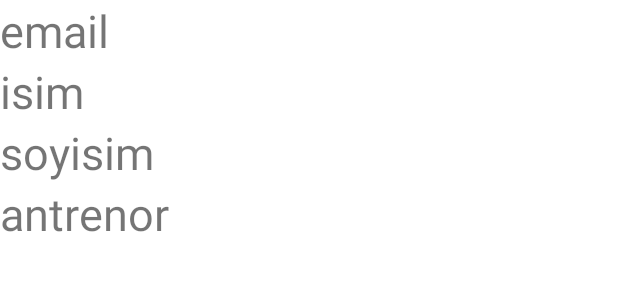
After one commit to huseyin44/BilgisayarMuhendisligiTezKotlin, an Android app: the layout antrenorlist_recycler_row.xml on its own in the app's theme, with its tools: preview values and no code run, on a phone screen of 412 x 824 dp. The commit adds this screen. Shown: the top 300 px of the screen. Run offline under Robolectric (Android 15) with nearby library versions, the phone set to English and light mode, and no system bars.

Commit message:
firebaseden antrenorlistesi verileri alındı ve recyclerviewle mvvm kullanılarak gösteriliyor

```diff
--- a/app/src/main/AndroidManifest.xml
+++ b/app/src/main/AndroidManifest.xml
@@ -16,7 +16,7 @@
         tools:targetApi="31">
 
         <activity
-            android:name=".MainActivity"
+            android:name=".view.MainActivity"
             android:exported="true">
             <intent-filter>
                 <action android:name="android.intent.action.MAIN" />
--- a/app/src/main/java/com/example/huseyinoral_bilgisayarmuhendisligitez/LoginFragment.kt
+++ b/app/src/main/java/com/example/huseyinoral_bilgisayarmuhendisligitez/view/LoginFragment.kt
@@ -1,4 +1,4 @@
-package com.example.huseyinoral_bilgisayarmuhendisligitez
+package com.example.huseyinoral_bilgisayarmuhendisligitez.view
 
 import android.os.Bundle
 import android.text.TextUtils
--- a/app/src/main/java/com/example/huseyinoral_bilgisayarmuhendisligitez/RegisterFragment.kt
+++ b/app/src/main/java/com/example/huseyinoral_bilgisayarmuhendisligitez/view/RegisterFragment.kt
@@ -1,4 +1,4 @@
-package com.example.huseyinoral_bilgisayarmuhendisligitez
+package com.example.huseyinoral_bilgisayarmuhendisligitez.view
 
 import android.os.Bundle
 import android.text.TextUtils
@@ -9,7 +9,6 @@ import android.view.LayoutInflater
 import android.view.View
 import android.view.ViewGroup
 import android.widget.Toast
-import androidx.navigation.Navigation
 import androidx.navigation.fragment.findNavController
 import com.example.huseyinoral_bilgisayarmuhendisligitez.databinding.FragmentRegisterBinding
 import com.google.firebase.auth.FirebaseAuth
@@ -136,7 +135,7 @@ class RegisterFragment : Fragment() {
             return false
         }
         if (sifre.toString().length < 6) {
-            Toast.makeText(activity, "Şifre 8 karekterden az olmamalı", Toast.LENGTH_LONG).show()
+            Toast.makeText(activity, "Şifre 6 karekterden az olmamalı", Toast.LENGTH_LONG).show()
             return false
         }
         if (isim.isNullOrBlank()) {
--- a/app/src/main/res/layout/activity_main.xml
+++ b/app/src/main/res/layout/activity_main.xml
@@ -4,7 +4,7 @@
     xmlns:tools="http://schemas.android.com/tools"
     android:layout_width="match_parent"
     android:layout_height="match_parent"
-    tools:context=".MainActivity">
+    tools:context=".view.MainActivity">
 
     <androidx.fragment.app.FragmentContainerView
         android:id="@+id/fragmentContainerView"
--- /dev/null
+++ b/app/src/main/res/layout/antrenorlist_recycler_row.xml
@@ -0,0 +1,46 @@
+<?xml version="1.0" encoding="utf-8"?>
+<androidx.constraintlayout.widget.ConstraintLayout xmlns:android="http://schemas.android.com/apk/res/android"
+    xmlns:app="http://schemas.android.com/apk/res-auto"
+    android:layout_width="match_parent"
+    android:layout_height="match_parent">
+
+    <LinearLayout
+        android:id="@+id/linearLayout"
+        android:layout_width="0dp"
+        android:layout_height="wrap_content"
+        android:orientation="vertical"
+        app:layout_constraintEnd_toEndOf="parent"
+        app:layout_constraintStart_toStartOf="parent"
+        app:layout_constraintTop_toTopOf="parent">
+
+        <TextView
+            android:id="@+id/recycler_row_email"
+            android:layout_width="match_parent"
+            android:layout_height="wrap_content"
+            android:text="email"
+            android:textSize="30sp" />
+
+        <TextView
+            android:id="@+id/recycler_row_isim"
+            android:layout_width="match_parent"
+            android:layout_height="wrap_content"
+            android:text="isim"
+            android:textSize="30sp" />
+
+        <TextView
+            android:id="@+id/recycler_row_soyisim"
+            android:layout_width="match_parent"
+            android:layout_height="wrap_content"
+            android:text="soyisim"
+            android:textSize="30sp" />
+
+        <TextView
+            android:id="@+id/recycler_row_uyetipi"
+            android:layout_width="match_parent"
+            android:layout_height="wrap_content"
+            android:text="antrenor"
+            android:textSize="30sp" />
+
+
+    </LinearLayout>
+</androidx.constraintlayout.widget.ConstraintLayout>
--- a/app/src/main/res/layout/fragment_login.xml
+++ b/app/src/main/res/layout/fragment_login.xml
@@ -4,7 +4,7 @@
     xmlns:tools="http://schemas.android.com/tools"
     android:layout_width="match_parent"
     android:layout_height="match_parent"
-    tools:context=".LoginFragment">
+    tools:context=".view.LoginFragment">
 
     <TextView
         android:id="@+id/textView"
--- a/app/src/main/res/layout/fragment_register.xml
+++ b/app/src/main/res/layout/fragment_register.xml
@@ -4,7 +4,7 @@
     xmlns:tools="http://schemas.android.com/tools"
     android:layout_width="match_parent"
     android:layout_height="match_parent"
-    tools:context=".RegisterFragment">
+    tools:context=".view.RegisterFragment">
 
     <TextView
         android:id="@+id/textView2"
--- a/app/src/main/res/navigation/nav_graph.xml
+++ b/app/src/main/res/navigation/nav_graph.xml
@@ -6,7 +6,7 @@
     app:startDestination="@id/loginFragment">
     <fragment
         android:id="@+id/loginFragment"
-        android:name="com.example.huseyinoral_bilgisayarmuhendisligitez.LoginFragment"
+        android:name="com.example.huseyinoral_bilgisayarmuhendisligitez.view.LoginFragment"
         android:label="fragment_login"
         tools:layout="@layout/fragment_login" >
         <action
@@ -20,7 +20,7 @@
     </fragment>
     <fragment
         android:id="@+id/registerFragment"
-        android:name="com.example.huseyinoral_bilgisayarmuhendisligitez.RegisterFragment"
+        android:name="com.example.huseyinoral_bilgisayarmuhendisligitez.view.RegisterFragment"
         android:label="fragment_register"
         tools:layout="@layout/fragment_register" >
         <action
@@ -34,7 +34,7 @@
     </fragment>
     <fragment
         android:id="@+id/antrenorListFragment"
-        android:name="com.example.huseyinoral_bilgisayarmuhendisligitez.AntrenorListFragment"
+        android:name="com.example.huseyinoral_bilgisayarmuhendisligitez.view.AntrenorListFragment"
         android:label="fragment_antrenor_list"
         tools:layout="@layout/fragment_antrenor_list" >
         <action
```
Also changed, not shown: app/src/main/java/com/example/huseyinoral_bilgisayarmuhendisligitez/AntrenorListFragment.kt (deleted, +0 -24 lines), app/src/main/java/com/example/huseyinoral_bilgisayarmuhendisligitez/adapter/AntrenorListRecyclerAdapter.kt (added, +34 -0 lines), app/src/main/java/com/example/huseyinoral_bilgisayarmuhendisligitez/model/AntrenorData.kt (added, +8 -0 lines), app/src/main/java/com/example/huseyinoral_bilgisayarmuhendisligitez/view/AntrenorListFragment.kt (added, +79 -0 lines), app/src/main/java/com/example/huseyinoral_bilgisayarmuhendisligitez/view/MainActivity.kt (renamed from app/src/main/java/com/example/huseyinoral_bilgisayarmuhendisligitez/MainActivity.kt, +4 -3 lines), app/src/main/res/layout/fragment_antrenor_list.xml (+5 -8 lines).
